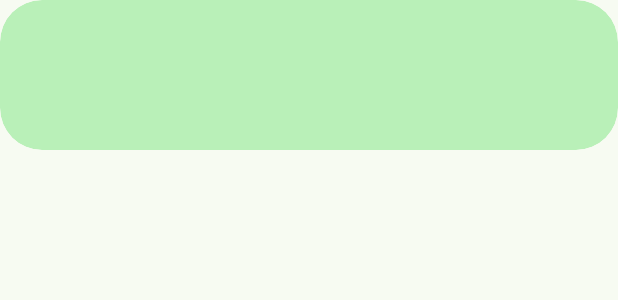
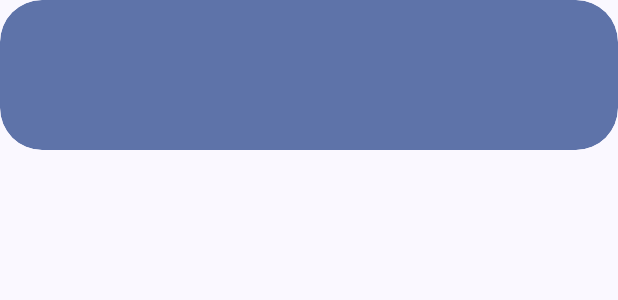
Before and after one commit to eiyooooo/Fold_Switcher, an Android app: the layout home_item_container.xml on its own in the app's theme, with its tools: preview values and no code run, on a phone screen of 412 x 824 dp. Shown: the top 300 px of the screen. Run offline under Robolectric (Android 15) with nearby library versions, the phone set to English and light mode, and no system bars.

Commit message:
Apply dynamic colors to activities if available

```diff
--- a/app/src/main/java/com/eiyooooo/foldswitcher/MyApplication.kt
+++ b/app/src/main/java/com/eiyooooo/foldswitcher/MyApplication.kt
@@ -2,6 +2,7 @@ package com.eiyooooo.foldswitcher
 
 import android.app.Application
 import android.content.Context
+import com.google.android.material.color.DynamicColors
 import org.lsposed.hiddenapibypass.HiddenApiBypass
 
 class MyApplication : Application() {
@@ -9,4 +10,9 @@ class MyApplication : Application() {
         super.attachBaseContext(base)
         HiddenApiBypass.addHiddenApiExemptions("L")
     }
+
+    override fun onCreate() {
+        super.onCreate()
+        DynamicColors.applyToActivitiesIfAvailable(this)
+    }
 }
--- a/app/src/main/res/layout/home_item_container.xml
+++ b/app/src/main/res/layout/home_item_container.xml
@@ -8,7 +8,7 @@
     android:checkable="true"
     android:clickable="true"
     android:focusable="true"
-    app:cardBackgroundColor="@color/md_theme_primaryContainer"
+    app:cardBackgroundColor="?attr/colorPrimaryContainer"
     app:cardCornerRadius="28dp"
     app:cardElevation="0dp"
     tools:layout_height="100dp"
```
